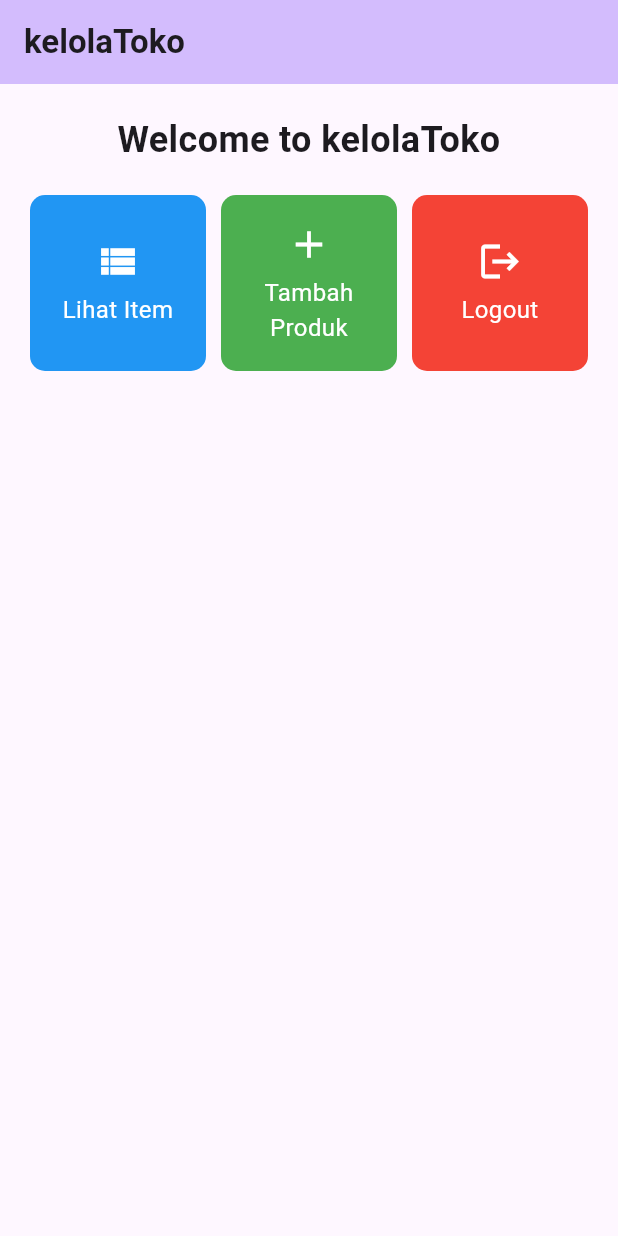
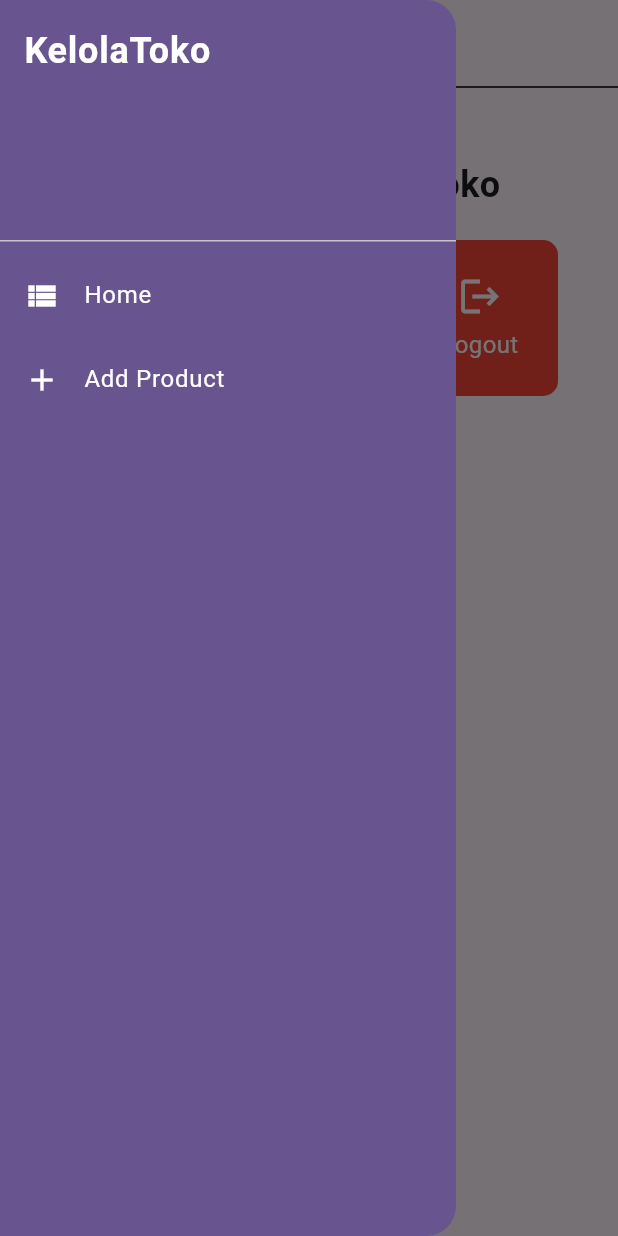
Before and after one commit to mhmdhaekal/kelolatoko-mobile-app, a Flutter app: the screen it shows after launch, with the side drawer open (before the commit the screen has no drawer), on a phone screen of 412 x 824 dp. Run offline on Flutter 3.47's test engine with Material 2 defaults, Android fonts, the light colour scheme and no system bars.

Commit message:
done implementation of tugas 8

```diff
--- a/lib/main.dart
+++ b/lib/main.dart
@@ -1,5 +1,5 @@
 import 'package:flutter/material.dart';
-import 'package:kelola_toko/menu.dart';
+import 'package:kelola_toko/screens/menu.dart';
 
 void main() {
   runApp(const MyApp());
@@ -18,6 +18,10 @@ class MyApp extends StatelessWidget {
         useMaterial3: true,
         primarySwatch: Colors.deepPurple,
       ),
+      darkTheme: ThemeData(
+          colorScheme: ColorScheme.fromSeed(seedColor: Colors.deepPurple),
+          useMaterial3: true,
+          primarySwatch: Colors.deepPurple),
       home: MyHomePage(),
     );
   }
--- /dev/null
+++ b/lib/screens/menu.dart
@@ -0,0 +1,63 @@
+import 'package:flutter/material.dart';
+import 'package:kelola_toko/widgets/menu_card.dart';
+import 'package:kelola_toko/widgets/left_drawer.dart';
+
+class MyHomePage extends StatelessWidget {
+  MyHomePage({Key? key}) : super(key: key);
+  final List<MenuItem> menuItems = [
+    MenuItem("Item List", Icons.view_list, Colors.blue),
+    MenuItem("Add Product", Icons.add, Colors.green),
+    MenuItem("Logout", Icons.logout, Colors.red)
+  ];
+
+  @override
+  Widget build(BuildContext context) {
+    return Scaffold(
+      appBar: AppBar(
+        shadowColor: Colors.transparent,
+        foregroundColor: Colors.black,
+        title: const Text(
+          "kelolaToko",
+          style: TextStyle(
+            fontWeight: FontWeight.bold,
+            fontSize: 24.0,
+          ),
+        ),
+        bottom: const PreferredSize(
+          preferredSize: Size.fromHeight(10.0),
+          child: Divider(
+            color: Colors.black,
+            thickness: 1,
+          ),
+        ),
+        backgroundColor: Colors.transparent,
+      ),
+      drawer: const LeftDrawer(),
+      backgroundColor: Theme.of(context).colorScheme.background,
+      body: SingleChildScrollView(
+        padding: const EdgeInsets.all(20),
+        child: Column(
+          children: <Widget>[
+            const Padding(padding: EdgeInsets.only(top: 10.0, bottom: 10.0)),
+            const Text(
+              "Welcome to kelolaToko",
+              textAlign: TextAlign.center,
+              style: TextStyle(fontSize: 24.0, fontWeight: FontWeight.bold),
+            ),
+            GridView.count(
+              primary: true,
+              padding: const EdgeInsets.all(20),
+              crossAxisSpacing: 10,
+              mainAxisSpacing: 10,
+              crossAxisCount: 3,
+              shrinkWrap: true,
+              children: menuItems
+                  .map((MenuItem item) => MenuCard(item, Key(item.name)))
+                  .toList(),
+            ),
+          ],
+        ),
+      ),
+    );
+  }
+}
--- /dev/null
+++ b/lib/widgets/left_drawer.dart
@@ -0,0 +1,56 @@
+import 'package:flutter/material.dart';
+import 'package:kelola_toko/screens/menu.dart';
+import 'package:kelola_toko/screens/add_product.dart';
+
+class LeftDrawer extends StatelessWidget {
+  const LeftDrawer({super.key});
+
+  @override
+  Widget build(BuildContext context) {
+    return Drawer(
+      shape: const RoundedRectangleBorder(
+        borderRadius: BorderRadius.only(
+          topRight: Radius.circular(20.0),
+          bottomRight: Radius.circular(20.0),
+        ),
+      ),
+      backgroundColor: Theme.of(context).colorScheme.primary,
+      child: ListView(
+        padding: EdgeInsets.zero,
+        children: [
+          const DrawerHeader(
+              child: Text(
+            "KelolaToko",
+            style: TextStyle(
+                color: Colors.white,
+                fontSize: 24.0,
+                fontWeight: FontWeight.bold),
+          )),
+          ListTile(
+            leading: const Icon(
+              Icons.view_list,
+              color: Colors.white,
+            ),
+            title: const Text("Home", style: TextStyle(color: Colors.white)),
+            onTap: () {
+              Navigator.pushReplacement(context,
+                  MaterialPageRoute(builder: (context) => MyHomePage()));
+            },
+          ),
+          ListTile(
+            leading: const Icon(
+              Icons.add,
+              color: Colors.white,
+            ),
+            title: const Text("Add Product",
+                style: TextStyle(color: Colors.white)),
+            onTap: () {
+              Navigator.pushReplacement(context,
+                  MaterialPageRoute(builder: (context) => const AddProduct()));
+            },
+          ),
+        ],
+      ),
+    );
+  }
+}
--- a/lib/menu.dart
+++ b/lib/widgets/menu_card.dart
@@ -1,49 +1,5 @@
 import 'package:flutter/material.dart';
-
-class MyHomePage extends StatelessWidget {
-  MyHomePage({Key? key}) : super(key: key);
-  final List<MenuItem> menuItems = [
-    MenuItem("Lihat Item", Icons.view_list, Colors.blue),
-    MenuItem("Tambah Produk", Icons.add, Colors.green),
-    MenuItem("Logout", Icons.logout, Colors.red)
-  ];
-
-  @override
-  Widget build(BuildContext context) {
-    return Scaffold(
-      appBar: AppBar(
-        title: const Text(
-          "kelolaToko",
-          style: TextStyle(fontWeight: FontWeight.bold),
-        ),
-        backgroundColor: Theme.of(context).colorScheme.inversePrimary,
-      ),
-      body: SingleChildScrollView(
-        child: Column(
-          children: <Widget>[
-            const Padding(padding: EdgeInsets.only(top: 10.0, bottom: 10.0)),
-            const Text(
-              "Welcome to kelolaToko",
-              textAlign: TextAlign.center,
-              style: TextStyle(fontSize: 24.0, fontWeight: FontWeight.bold),
-            ),
-            GridView.count(
-              primary: true,
-              padding: const EdgeInsets.all(20),
-              crossAxisSpacing: 10,
-              mainAxisSpacing: 10,
-              crossAxisCount: 3,
-              shrinkWrap: true,
-              children: menuItems
-                  .map((MenuItem item) => MenuCard(item, Key(item.name)))
-                  .toList(),
-            ),
-          ],
-        ),
-      ),
-    );
-  }
-}
+import 'package:kelola_toko/screens/add_product.dart';
 
 class MenuItem {
   final String name;
@@ -89,6 +45,10 @@ class MenuCard extends StatelessWidget {
   }
 
   void handleTap(BuildContext context) {
+    if (menuItem.name == "Add Product") {
+      Navigator.push(
+          context, MaterialPageRoute(builder: (context) => const AddProduct()));
+    }
     final snackbar =
         SnackBar(content: Text('Kamu telah menekan tombol ${menuItem.name}'));
     ScaffoldMessenger.of(context)
```
Also changed, not shown: lib/screens/add_product.dart (added, +228 -0 lines).
